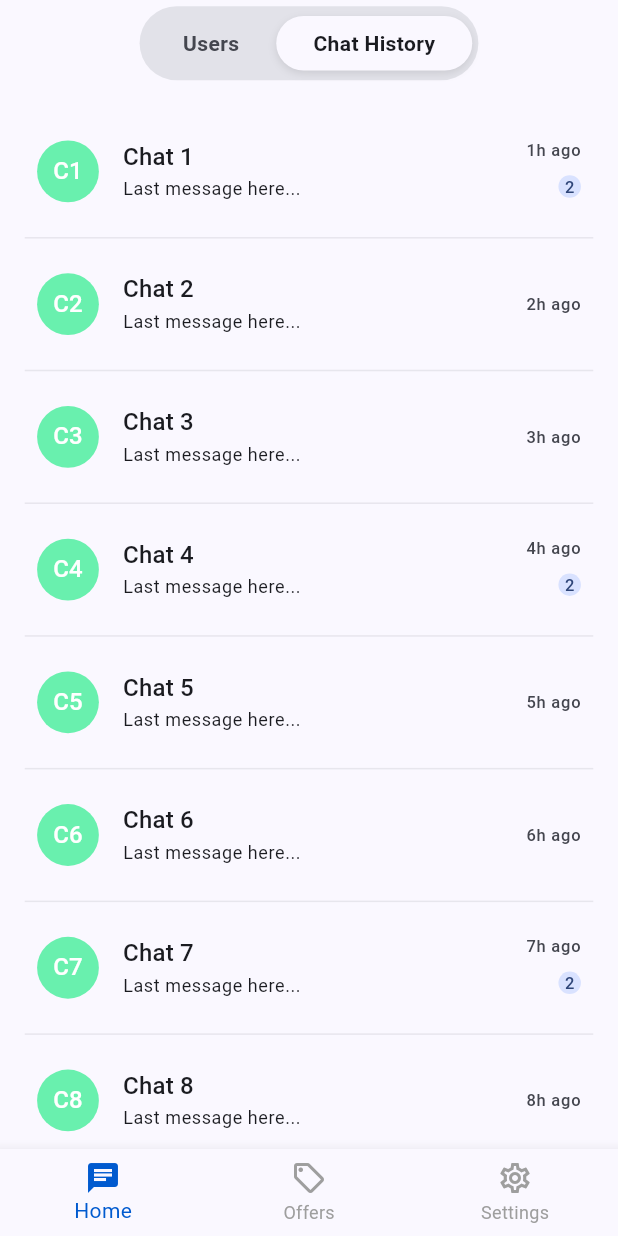
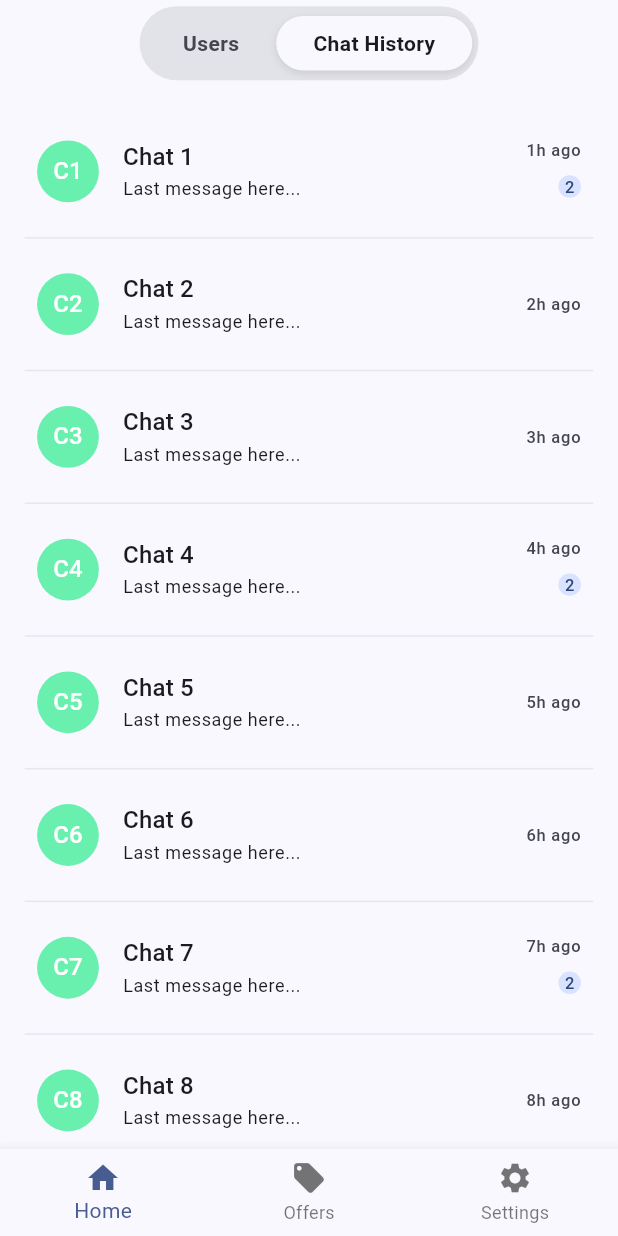
Before and after one commit to dhyaan-dds08/Chat_Module, a Flutter app: the screen it shows after launch, after a tap on "Chat History", on a phone screen of 412 x 824 dp. Run offline on Flutter 3.47's test engine with Material 3 defaults, Android fonts, the phone set to English and light mode, and no system bars; our stand-ins replace dio, go_router, package_info_plus, sizer.

Commit message:
feat: add navigation system with go_router and ShellRoute pattern for bottom nav persistence

```diff
--- a/lib/core/routes/app_router.dart
+++ b/lib/core/routes/app_router.dart
@@ -1,13 +1,43 @@
+import 'package:chat_module/screens/main_screen.dart';
+import 'package:chat_module/screens/placeholder_screen.dart';
 import 'package:flutter/material.dart';
 import 'package:go_router/go_router.dart';
 
-import '../../screens/main_screen.dart';
+import '../../screens/home_screen.dart';
 
 class AppRouter {
   static final goRouter = GoRouter(
-    initialLocation: '/',
+    initialLocation: '/home',
     routes: [
-      GoRoute(path: '/', builder: (context, state) => const MainScreen()),
+      ShellRoute(
+        builder: (context, state, child) {
+          return MainScreen(child: child); // MainScreen has bottom nav
+        },
+        routes: [
+          GoRoute(
+            path: '/home',
+            builder: (context, state) => const HomeScreen(),
+            routes: [
+              // Nested route - keeps bottom nav visible
+              GoRoute(
+                path: 'chat/:userId',
+                builder: (context, state) {
+                  final userId = state.pathParameters['userId']!;
+                  return PlaceholderScreen(tabName: 'Chat');
+                },
+              ),
+            ],
+          ),
+          GoRoute(
+            path: '/offers',
+            builder: (context, state) => PlaceholderScreen(tabName: 'Offers'),
+          ),
+          GoRoute(
+            path: '/settings',
+            builder: (context, state) => PlaceholderScreen(tabName: 'Settings'),
+          ),
+        ],
+      ),
     ],
     errorBuilder: (context, state) => Scaffold(
       body: Center(
@@ -19,7 +49,7 @@ class AppRouter {
             const Text('Page not found'),
             const SizedBox(height: 16),
             ElevatedButton(
-              onPressed: () => context.go('/'),
+              onPressed: () => context.go('/home'),
               child: const Text('Go Home'),
             ),
           ],
--- /dev/null
+++ b/lib/data/model/quote_model.dart
@@ -0,0 +1,20 @@
+import 'package:json_annotation/json_annotation.dart';
+
+part 'quote_model.g.dart';
+
+@JsonSerializable()
+class QuoteModel {
+  final int id;
+  final String quote;
+  final String author;
+
+  QuoteModel({required this.id, required this.quote, required this.author});
+
+  factory QuoteModel.fromJson(Map<String, dynamic> json) =>
+      _$QuoteModelFromJson(json);
+
+  Map<String, dynamic> toJson() => _$QuoteModelToJson(this);
+
+  @override
+  String toString() => 'QuoteModel(id: $id, quote: "$quote", author: $author)';
+}
--- a/lib/screens/home_screen.dart
+++ b/lib/screens/home_screen.dart
@@ -1,5 +1,6 @@
 import 'package:flutter/material.dart';
 import 'package:flutter/rendering.dart';
+import 'package:go_router/go_router.dart';
 import '../core/config/app_config.dart';
 
 class HomeScreen extends StatefulWidget {
@@ -263,9 +264,7 @@ class _HomeScreenState extends State<HomeScreen> {
             color: Theme.of(context).colorScheme.onSurfaceVariant,
           ),
           onTap: () {
-            ScaffoldMessenger.of(
-              context,
-            ).showSnackBar(SnackBar(content: Text('Tapped User ${index + 1}')));
+            context.push('/home/chat/$index');
           },
         );
       },
--- a/lib/screens/main_screen.dart
+++ b/lib/screens/main_screen.dart
@@ -1,69 +1,52 @@
 import 'package:flutter/material.dart';
-import 'home_screen.dart';
-import 'placeholder_screen.dart';
+import 'package:go_router/go_router.dart';
 
-class MainScreen extends StatefulWidget {
-  const MainScreen({super.key});
+class MainScreen extends StatelessWidget {
+  final Widget child;
 
-  @override
-  State<MainScreen> createState() => _MainScreenState();
-}
-
-class _MainScreenState extends State<MainScreen> {
-  final ValueNotifier<int> _currentIndex = ValueNotifier(0);
-
-  final List<Widget> _screens = const [
-    HomeScreen(),
-    PlaceholderScreen(tabName: 'Offers'),
-    PlaceholderScreen(tabName: 'Settings'),
-  ];
-
-  @override
-  void dispose() {
-    _currentIndex.dispose();
-    super.dispose();
-  }
+  const MainScreen({super.key, required this.child});
 
   @override
   Widget build(BuildContext context) {
     return Scaffold(
-      body: ValueListenableBuilder<int>(
-        valueListenable: _currentIndex,
-        builder: (context, index, child) {
-          return _screens[index];
-        },
-      ),
-      bottomNavigationBar: ValueListenableBuilder<int>(
-        valueListenable: _currentIndex,
-        builder: (context, index, child) {
-          return BottomNavigationBar(
-            currentIndex: index,
-            onTap: (newIndex) {
-              _currentIndex.value = newIndex;
-            },
-            type: BottomNavigationBarType.fixed,
-            selectedItemColor: Color(0xff005acf),
-            unselectedItemColor: Colors.grey,
+      body: child,
+      bottomNavigationBar: BottomNavigationBar(
+        currentIndex: _calculateSelectedIndex(context),
+        onTap: (index) => _onItemTapped(index, context),
         items: const [
+          BottomNavigationBarItem(icon: Icon(Icons.home), label: 'Home'),
           BottomNavigationBarItem(
-                icon: Icon(Icons.chat),
-                activeIcon: Icon(Icons.chat),
-                label: 'Home',
-              ),
-              BottomNavigationBarItem(
-                icon: Icon(Icons.local_offer_outlined),
-                activeIcon: Icon(Icons.local_offer),
+            icon: Icon(Icons.local_offer),
             label: 'Offers',
           ),
           BottomNavigationBarItem(
-                icon: Icon(Icons.settings_outlined),
-                activeIcon: Icon(Icons.settings),
+            icon: Icon(Icons.settings),
             label: 'Settings',
           ),
         ],
-          );
-        },
       ),
     );
   }
+
+  int _calculateSelectedIndex(BuildContext context) {
+    final location = GoRouterState.of(context).uri.toString();
+    if (location.startsWith('/home')) return 0;
+    if (location.startsWith('/offers')) return 1;
+    if (location.startsWith('/settings')) return 2;
+    return 0;
   }
+
+  void _onItemTapped(int index, BuildContext context) {
+    switch (index) {
+      case 0:
+        context.go('/home');
+        break;
+      case 1:
+        context.go('/offers');
+        break;
+      case 2:
+        context.go('/settings');
+        break;
+    }
+  }
+}
```
Also changed, not shown: pubspec.yaml (+13 -1 lines), lib/data/model/quote_model.g.dart (added), pubspec.lock, 3 other files. Lines whose indentation alone changed are shown as unchanged.
